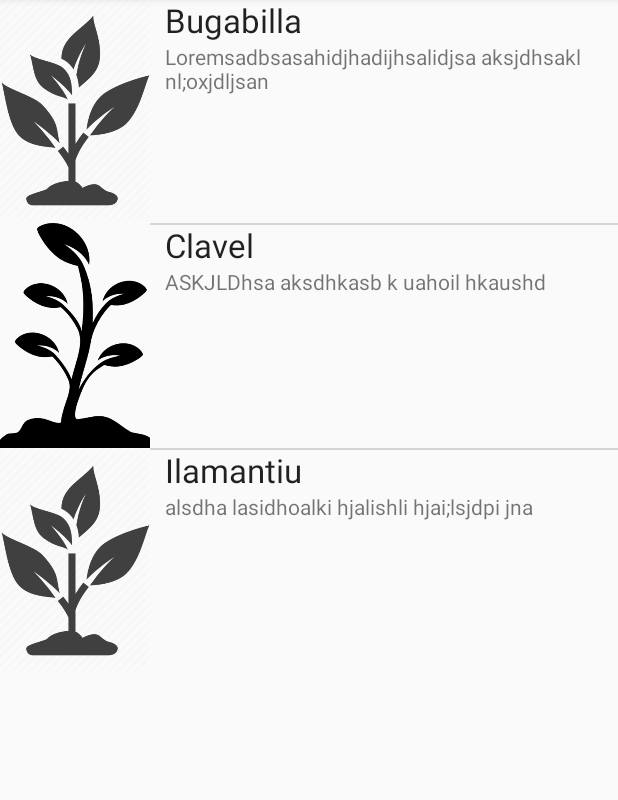
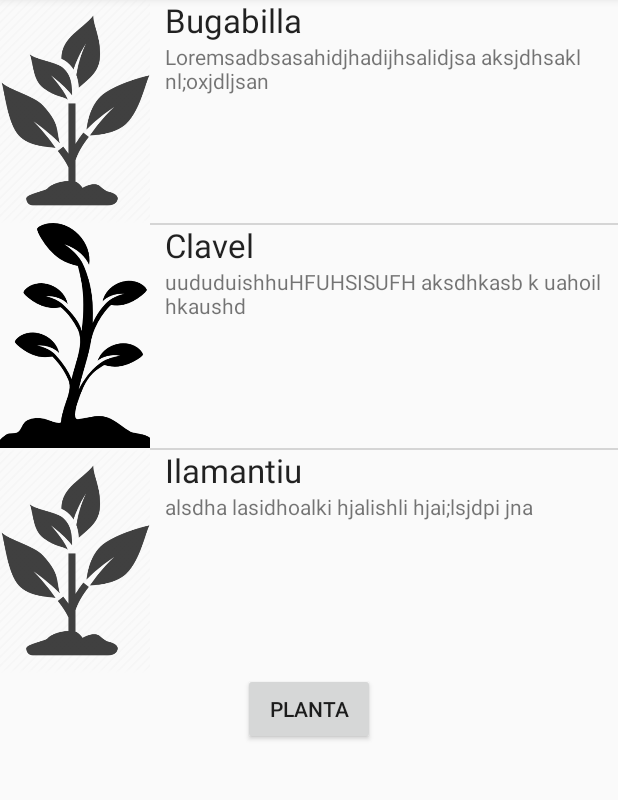
Before and after one commit to adam123quiroz/Smart_Pot, an Android app: the screen it shows after launch (MainActivity), on a phone screen of 412 x 824 dp, the part 86-886 px from its top. Run offline under Robolectric (Android 15) with nearby library versions, the light colour scheme and no system bars; our stand-ins replace Firebase (no records; nobody signed in at launch, a user with empty details on screens opened directly).

Commit message:
add extra files
Signed-off-by: Adam Hans Quiroz <adam123quiroz>

```diff
--- a/app/src/main/java/com/example/smartpot/MainActivity.java
+++ b/app/src/main/java/com/example/smartpot/MainActivity.java
@@ -4,8 +4,12 @@ import androidx.appcompat.app.AppCompatActivity;
 import androidx.recyclerview.widget.LinearLayoutManager;
 import androidx.recyclerview.widget.RecyclerView;
 
+import android.content.Intent;
 import android.os.Bundle;
+import android.view.View;
+import android.widget.Button;
 
+import com.example.smartpot.activity.PotActivity;
 import com.example.smartpot.adapters.MyAdapter;
 import com.example.smartpot.entity.Pot;
 import com.example.smartpot.thread.SeriesDataSensor;
@@ -18,11 +22,13 @@ import java.util.List;
 public class MainActivity extends AppCompatActivity {
 
     private static final String PATH_FODD_PLANTA = "planta";
+    private static final String PATH_FODD_DATOS = "datos";
 
-    private static final String PATH_FODD_DATOS = "datos";
     private RecyclerView recyclerView;
     private RecyclerView.Adapter mAdapter;
     private RecyclerView.LayoutManager layoutManager;
+
+    private Button button;
 
     private List<Pot> potList;
 
@@ -31,6 +37,15 @@ public class MainActivity extends AppCompatActivity {
         super.onCreate(savedInstanceState);
         setContentView(R.layout.activity_main);
         recyclerView = findViewById(R.id.my_recycler_view);
+        button = findViewById(R.id.button_pot);
+
+        button.setOnClickListener(new View.OnClickListener() {
+            @Override
+            public void onClick(View view) {
+                Intent intent = new Intent(MainActivity.this, PotActivity.class);
+                startActivity(intent);
+            }
+        });
 
         //load list
         potList = loadList();
@@ -48,7 +63,7 @@ public class MainActivity extends AppCompatActivity {
         recyclerView.setAdapter(mAdapter);
         addData();
 
-
+        //thread
         Thread thread = new Thread(new SeriesDataSensor());
         thread.start();
     }
@@ -56,19 +71,16 @@ public class MainActivity extends AppCompatActivity {
     private List<Pot> loadList() {
         List<Pot> pots = new ArrayList<>();
         pots.add(new Pot(R.drawable.plant2, "Bugabilla", "Loremsadbsasahidjhadijhsalidjsa aksjdhsakl nl;oxjdljsan"));
-        pots.add(new Pot(R.drawable.plant1, "Clavel", "ASKJLDhsa aksdhkasb k uahoil hkaushd"));
+        pots.add(new Pot(R.drawable.plant1, "Clavel", "uududuishhuHFUHSISUFH aksdhkasb k uahoil hkaushd"));
         pots.add(new Pot(R.drawable.plant2,"Ilamantiu", "alsdha lasidhoalki hjalishli hjai;lsjdpi jna"));
-
         return pots;
     }
 
     //Crea datos de plantas
     public void addData(){
         Pot pot = new Pot(R.drawable.plant1, "Clavel", "ASKJLDhsa aksdhkasb k uahoil hkaushd");
-
         FirebaseDatabase database = FirebaseDatabase.getInstance();
         DatabaseReference reference = database.getReference(PATH_FODD_PLANTA);
-
         reference.push().setValue(pot);
     }
 }
--- a/app/src/main/res/layout/activity_main.xml
+++ b/app/src/main/res/layout/activity_main.xml
@@ -11,5 +11,14 @@
             android:scrollbars="vertical"
             android:layout_width="match_parent"
             android:layout_height="wrap_content"/>
+    <Button
+        android:id="@+id/button_pot"
+            android:layout_below="@+id/my_recycler_view"
+            android:layout_width="wrap_content"
+            android:text="Planta"
+            android:layout_centerHorizontal="true"
+            android:layout_height="wrap_content">
+
+    </Button>
 
 </RelativeLayout>
--- a/build.gradle
+++ b/build.gradle
@@ -7,7 +7,7 @@ buildscript {
 
     }
     dependencies {
-        classpath 'com.android.tools.build:gradle:3.5.2'
+        classpath 'com.android.tools.build:gradle:3.5.3'
         classpath 'com.google.gms:google-services:4.3.2'
         // NOTE: Do not place your application dependencies here; they belong
         // in the individual module build.gradle files
```
